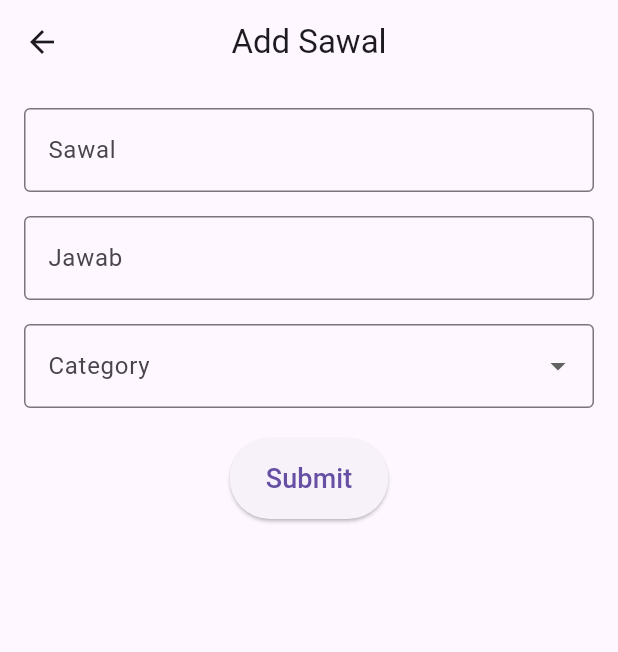
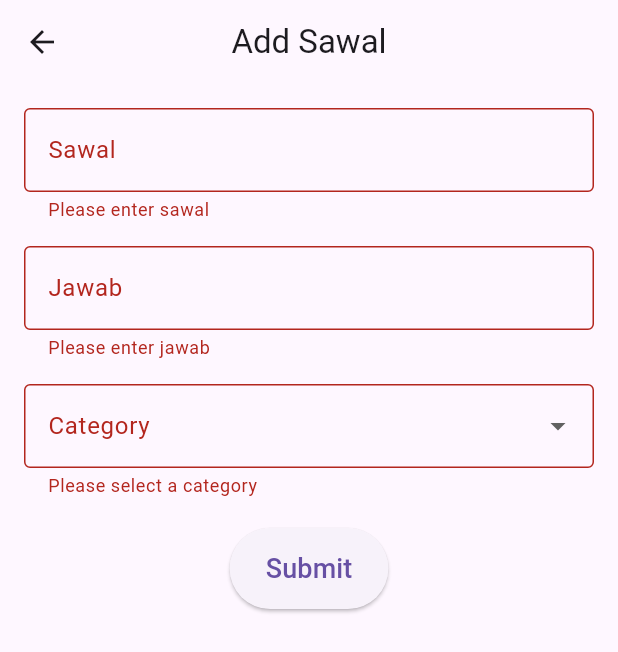
Before and after one commit to shossain786/panjatan_app, a Flutter app: the AddSawalScreen screen opened directly, after a tap on "Submit", on a phone screen of 412 x 824 dp. Shown: the top 652 px of the screen. Run offline on Flutter 3.47's test engine with Material 3 defaults, Android fonts, the light colour scheme and no system bars; our stand-ins replace flutter_bloc, introduction_screen, loading_animation_widget, sqflite; missing offline and left inert: flutter_islamic_icons; accounts and stored records are empty.

Commit message:
add sawal fixes

```diff
--- a/lib/screens/add_sawal_screen.dart
+++ b/lib/screens/add_sawal_screen.dart
@@ -32,31 +32,51 @@ class _AddSawalScreenState extends State<AddSawalScreen> {
 
   Future<void> submitSawal() async {
     if (_formKey.currentState!.validate()) {
-      String sawal = sawalController.text;
-      String jawab = jawabController.text;
+      String sawal = sawalController.text.trim();
+      String jawab = jawabController.text.trim();
       String category = selectedCategory ?? '';
 
       final url = SAWAL_JAWAB_API;
-      final response = await http.post(Uri.parse(url), body: {
+
+      final body = jsonEncode({
         'sawal': sawal,
         'jawab': jawab,
         'category': category,
       });
 
+      try {
+        final response = await http.post(
+          Uri.parse(url),
+          headers: {
+            'Content-Type': 'application/json',
+          },
+          body: body,
+        );
+
         if (response.statusCode == 200) {
-        // Handle success response
           final responseData = json.decode(response.body);
           if (responseData['status'] == 'success') {
             ScaffoldMessenger.of(context).showSnackBar(
-              SnackBar(content: Text('Sawal added successfully!')));
+              SnackBar(
+                content: Text('Sawal added successfully!'),
+                backgroundColor: Colors.green,
+              ),
+            );
             _formKey.currentState!.reset();
           } else {
             ScaffoldMessenger.of(context).showSnackBar(
-              SnackBar(content: Text('Error: ${responseData['message']}')));
+              SnackBar(content: Text('Error: ${responseData['message']}')),
+            );
           }
         } else {
-        ScaffoldMessenger.of(context)
-            .showSnackBar(SnackBar(content: Text('Failed to add sawal')));
+          ScaffoldMessenger.of(context).showSnackBar(
+            SnackBar(content: Text('Failed to add sawal: ${response.body}')),
+          );
+        }
+      } catch (error) {
+        ScaffoldMessenger.of(context).showSnackBar(
+          SnackBar(content: Text('An error occurred: $error')),
+        );
       }
     }
   }
@@ -70,6 +90,8 @@ class _AddSawalScreenState extends State<AddSawalScreen> {
       ),
       body: Padding(
         padding: const EdgeInsets.all(16.0),
+        child: Form(
+          key: _formKey,
           child: ListView(
             children: [
               AnimatedContainer(
@@ -84,6 +106,7 @@ class _AddSawalScreenState extends State<AddSawalScreen> {
                         labelText: 'Sawal',
                         border: OutlineInputBorder(),
                         hintText: 'Enter your sawal',
+                        hintMaxLines: 3,
                       ),
                       validator: (value) {
                         if (value == null || value.isEmpty) {
@@ -101,6 +124,7 @@ class _AddSawalScreenState extends State<AddSawalScreen> {
                         labelText: 'Jawab',
                         border: OutlineInputBorder(),
                         hintText: 'Enter the jawab',
+                        hintMaxLines: 5,
                       ),
                       validator: (value) {
                         if (value == null || value.isEmpty) {
@@ -159,6 +183,7 @@ class _AddSawalScreenState extends State<AddSawalScreen> {
             ],
           ),
         ),
+      ),
     );
   }
 }
```
Lines whose indentation alone changed are shown as unchanged.
